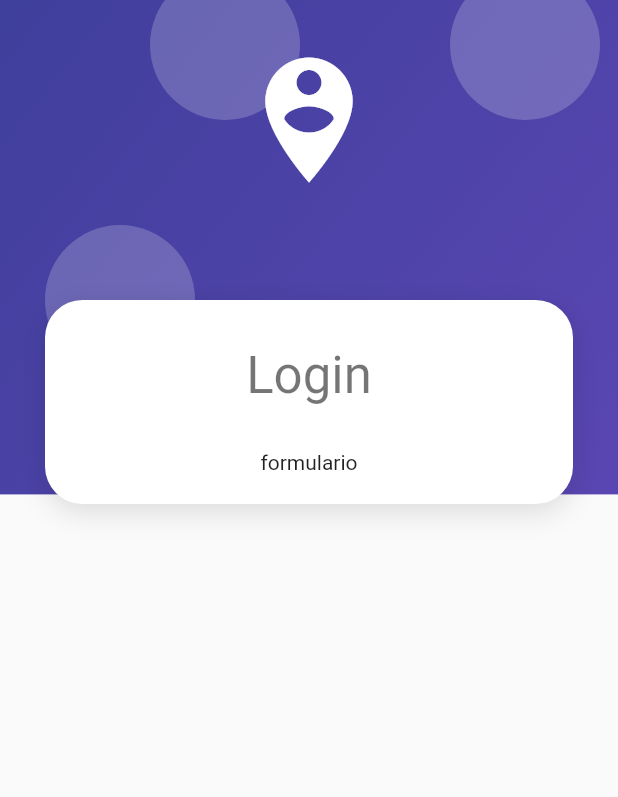
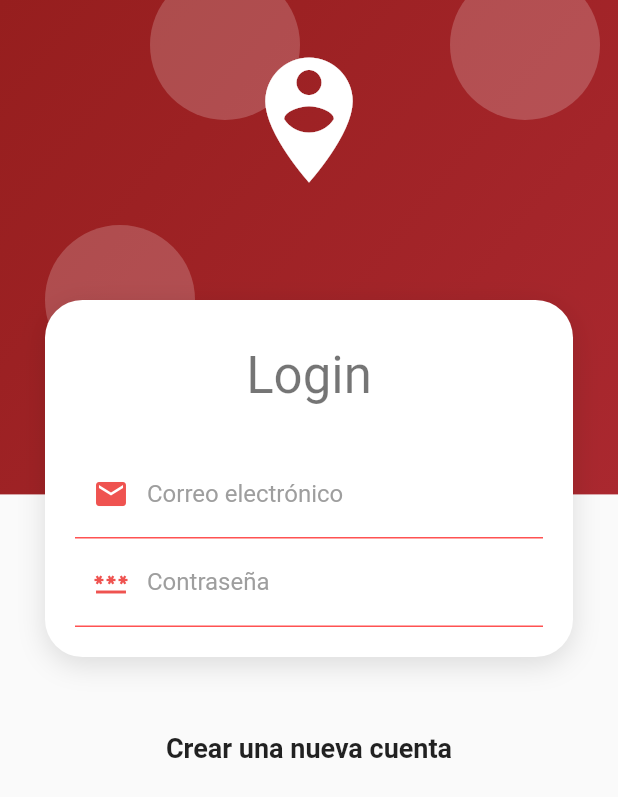
Before and after one commit to Blanco1010/flutter-fromvalidation, a Flutter app: the screen it shows after launch, on a phone screen of 412 x 824 dp. Shown: the top 797 px of the screen. Run offline on Flutter 3.47's test engine with Material 2 defaults, Android fonts, the light colour scheme and no system bars.

Commit message:
add TextField fot email and password

```diff
--- a/fromvalidation/lib/screen/login_screen.dart
+++ b/fromvalidation/lib/screen/login_screen.dart
@@ -16,13 +16,62 @@ class LoginScreen extends StatelessWidget {
                   SizedBox(height: 10),
                   Text('Login', style: Theme.of(context).textTheme.headline4),
                   SizedBox(height: 30),
-                  Text('formulario')
+                  _LoginForm()
                 ],
               ),
             ),
+            SizedBox(height: 50),
+            Text(
+              'Crear una nueva cuenta',
+              style: TextStyle(fontSize: 18, fontWeight: FontWeight.bold),
+            )
           ],
         ),
       )),
     );
   }
 }
+
+class _LoginForm extends StatelessWidget {
+  @override
+  Widget build(BuildContext context) {
+    return Container(
+      child: Form(
+          child: Column(
+        children: [
+          _FormField(isEmail: true),
+          _FormField(isEmail: false),
+        ],
+      )),
+    );
+  }
+}
+
+class _FormField extends StatelessWidget {
+  final bool isEmail;
+
+  const _FormField({required this.isEmail});
+
+  @override
+  Widget build(BuildContext context) {
+    return TextFormField(
+      autocorrect: false,
+      cursorColor: Colors.red,
+      obscureText: !isEmail,
+      keyboardType:
+          isEmail ? TextInputType.emailAddress : TextInputType.visiblePassword,
+      decoration: InputDecoration(
+        enabledBorder: UnderlineInputBorder(
+            borderSide: BorderSide(color: Colors.redAccent)),
+        focusedBorder: UnderlineInputBorder(
+          borderSide: BorderSide(color: Colors.red, width: 2),
+        ),
+        hintText: isEmail ? 'example@gmail.com' : '',
+        labelText: isEmail ? 'Correo electrónico' : 'Contraseña',
+        labelStyle: TextStyle(color: Colors.grey),
+        prefixIcon: Icon(isEmail ? Icons.email : Icons.password,
+            color: Colors.red[400]),
+      ),
+    );
+  }
+}
--- a/fromvalidation/lib/screen/screens.dart
+++ b/fromvalidation/lib/screen/screens.dart
@@ -1,2 +1 @@
 export 'package:fromvalidation/screen/login_screen.dart';
-export 'package:fromvalidation/screen/home_screen.dart';
--- a/fromvalidation/lib/widgets/auth_background.dart
+++ b/fromvalidation/lib/widgets/auth_background.dart
@@ -3,7 +3,7 @@ import 'package:flutter/material.dart';
 class AuthBackground extends StatelessWidget {
   final Widget child;
 
-  const AuthBackground({@required this.child});
+  const AuthBackground({required this.child});
 
   @override
   Widget build(BuildContext context) {
@@ -61,8 +61,8 @@ class _PurpleBox extends StatelessWidget {
 
   BoxDecoration _purpleBackground() => BoxDecoration(
           gradient: LinearGradient(colors: [
-        Color.fromRGBO(63, 63, 156, 1),
-        Color.fromRGBO(90, 70, 178, 1),
+        Color.fromRGBO(150, 30, 30, 1),
+        Color.fromRGBO(170, 40, 47, 1),
       ], begin: Alignment.topLeft, end: Alignment.bottomRight));
 }
 
--- a/fromvalidation/lib/widgets/card_container.dart
+++ b/fromvalidation/lib/widgets/card_container.dart
@@ -3,7 +3,7 @@ import 'package:flutter/material.dart';
 class CardContainer extends StatelessWidget {
   final Widget child;
 
-  const CardContainer({@required this.child});
+  const CardContainer({required this.child});
 
   @override
   Widget build(BuildContext context) {
--- a/fromvalidation/pubspec.yaml
+++ b/fromvalidation/pubspec.yaml
@@ -18,7 +18,7 @@ publish_to: 'none' # Remove this line if you wish to publish to pub.dev
 version: 1.0.0+1
 
 environment:
-  sdk: ">=2.7.0 <3.0.0"
+  sdk: ">=2.12.0 <3.0.0"
 
 dependencies:
   flutter:
```
